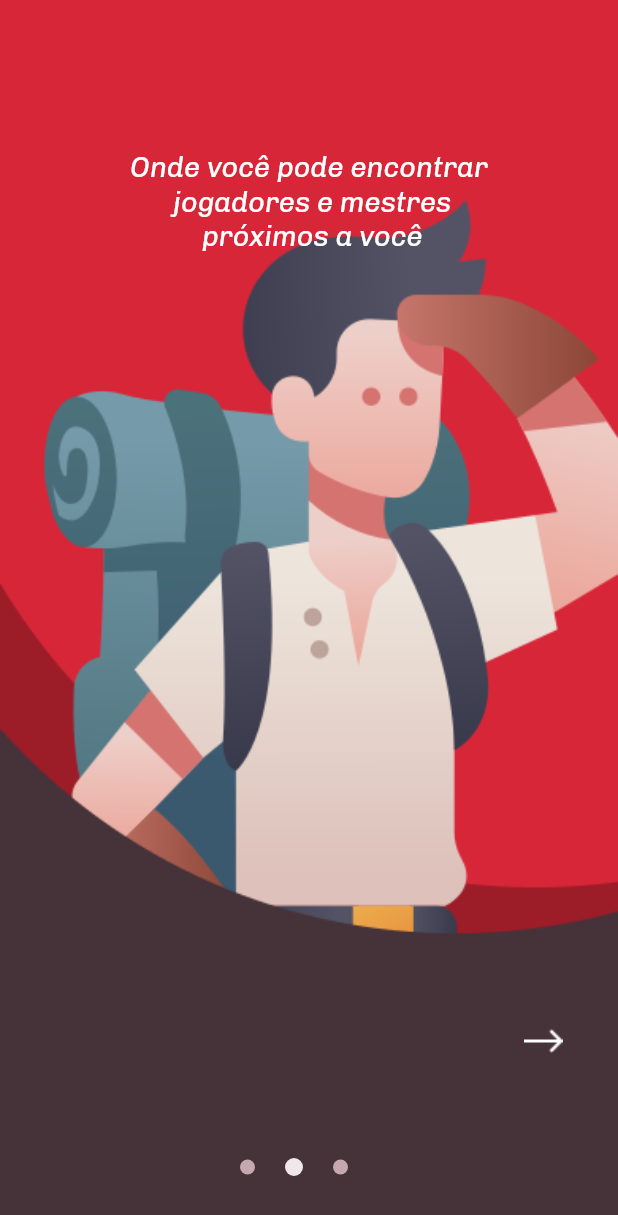
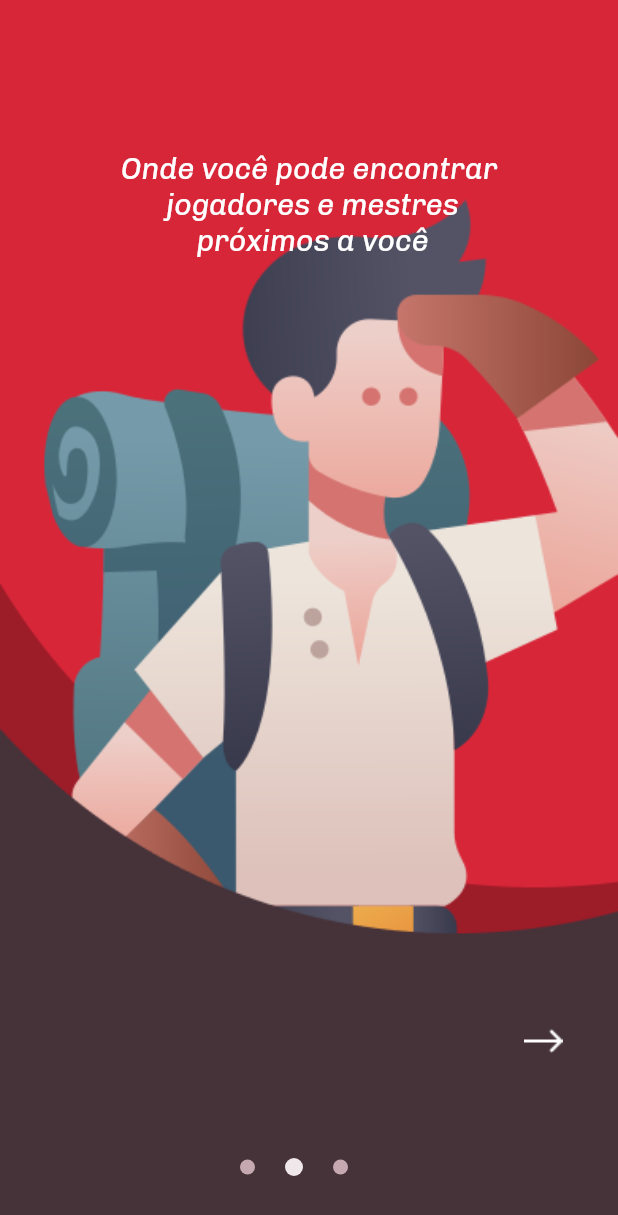
Before and after one commit to samuelcorocha/beholder_app, a Flutter app: the screen it shows after launch, swiped to page 2, on a phone screen of 412 x 824 dp. Shown: the top 1215 px of the screen. Run offline on Flutter 3.47's test engine with Material 2 defaults, Android fonts, the phone set to English and light mode, and no system bars; our stand-ins replace firebase_auth, firebase_core, flutter_otp_text_field, image_picker, page_transition; accounts and stored records are empty.

Commit message:
coloquei tema

```diff
--- a/lib/main.dart
+++ b/lib/main.dart
@@ -3,14 +3,66 @@ import 'package:flutter/material.dart';
 import 'package:firebase_core/firebase_core.dart';
 import 'firebase_options.dart';
 
-Future<void> main() async {
+void main() async {
   WidgetsFlutterBinding.ensureInitialized();
   await Firebase.initializeApp(
     options: DefaultFirebaseOptions.currentPlatform,
   );
-  runApp(
-    const MaterialApp(
-      home: OnBoardingScreen(),
-    ),
+
+  runApp(MyApp());
+}
+
+class MyApp extends StatelessWidget {
+  final MaterialColor colorPalette = const MaterialColor(
+    0xFF0000FF,
+    <int, Color>{
+      50: Color(0xFFD72638),
+      100: Color(0xFFE05260),
+      200: Color(0xFF9C1C28),
+      300: Color(0xFF463239),
+      400: Color(0xFFEFE7E9),
+      500: Color(0xFF000000),
+      600: Color(0xFFDFDFDF),
+      700: Color(0xFFEAEAEA),
+      800: Color(0xFFFAFAFA),
+      900: Color(0xFFFFFFFF),
+      1000: Color(0x8C000000),
+    },
   );
+
+  @override
+  Widget build(BuildContext context) {
+    return MaterialApp(
+      theme: ThemeData(
+        brightness: Brightness.light,
+        textTheme: TextTheme(
+            displayLarge: TextStyle(
+              fontSize: 20.0,
+              fontFamily: 'Chivo',
+              color: colorPalette.shade900,
+              fontWeight: FontWeight.normal,
+            ),
+            displayMedium: TextStyle(
+              fontSize: 20.0,
+              fontFamily: 'Chivo',
+              color: colorPalette.shade500,
+              fontWeight: FontWeight.normal,
+            ),
+            headlineLarge: TextStyle(
+              fontSize: 24.0,
+              fontFamily: 'Chivo',
+              color: colorPalette.shade50,
+              fontWeight: FontWeight.normal,
+            ),
+            displaySmall: TextStyle(
+              fontSize: 20.0,
+              fontFamily: 'Chivo',
+              color: colorPalette.shade500,
+              fontWeight: FontWeight.normal,
+            )),
+        colorScheme: ColorScheme.fromSwatch(primarySwatch: colorPalette),
+      ),
+      home: OnBoardingScreen(colorPalette: colorPalette),
+    );
+  }
 }
--- a/lib/screens/onBoarding/views/onboarding_screen.dart
+++ b/lib/screens/onBoarding/views/onboarding_screen.dart
@@ -3,13 +3,16 @@ import 'package:beholder_companion/screens/tela_de_login/tela_de_login.dart';
 import 'package:flutter/material.dart';
 
 class OnBoardingScreen extends StatefulWidget {
-  const OnBoardingScreen({Key? key}) : super(key: key);
+  final MaterialColor colorPalette;
+
+  OnBoardingScreen({Key? key, required this.colorPalette}) : super(key: key);
 
   @override
   State<OnBoardingScreen> createState() => _OnBoardingScreenState();
 }
 
 class _OnBoardingScreenState extends State<OnBoardingScreen> {
+
   late PageController _pageController;
 
   int _pageIndex = 0;
@@ -68,7 +71,7 @@ class _OnBoardingScreenState extends State<OnBoardingScreen> {
                     if (_pageIndex == 2) {
                       Navigator.push(
                         context,
-                        MaterialPageRoute(builder: (context) =>  const NovaTelaDeLogin()),
+                        MaterialPageRoute(builder: (context) =>  NovaTelaDeLogin(colorPalette: widget.colorPalette)),
                       );
                     } else {
                       _pageController.nextPage(
@@ -167,12 +170,7 @@ class OnBoardContent extends StatelessWidget {
         child: Text(
           description,
           textAlign: TextAlign.center,
-          style: const TextStyle(
-            fontFamily: 'Chivo',
-            fontSize: 19.0,
-            color: Color(0xffffffff),
-            fontWeight: FontWeight.normal,
-          ),
+          style: Theme.of(context).textTheme.displayLarge
         ),
       ),
     );
```
Also changed, not shown: lib/screens/tela_de_cadastro/tela_de_cadastro_4.dart (+17 -1 lines), lib/screens/tela_de_login/nova_tela_de_login.dart (+10 -6 lines).
